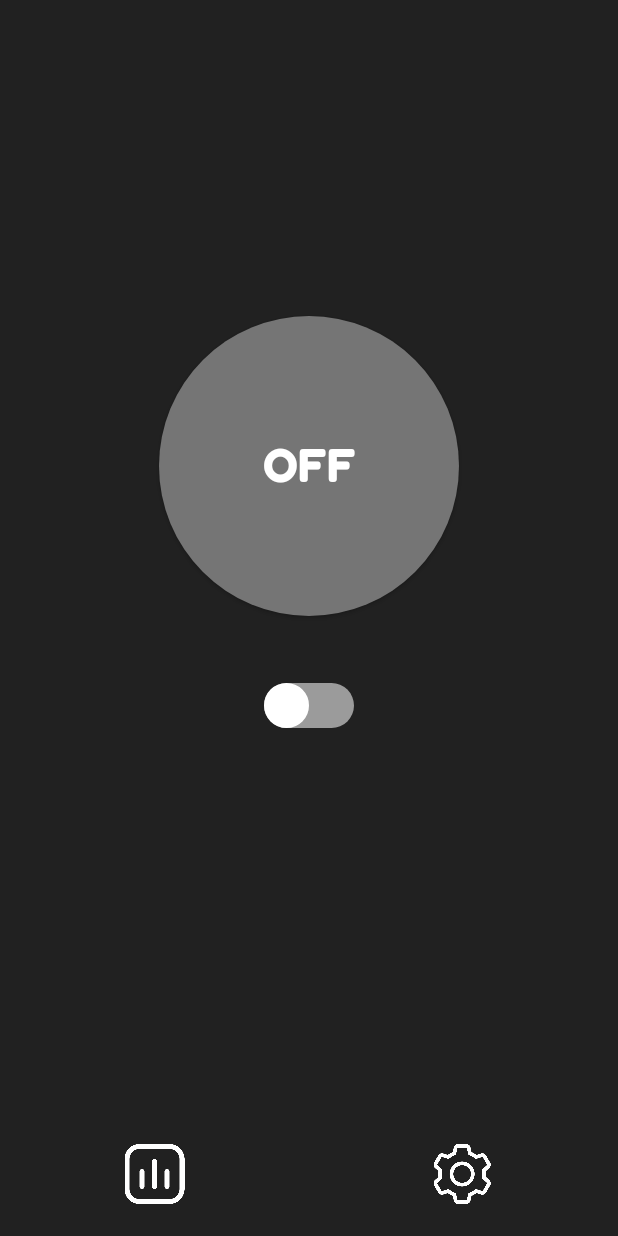
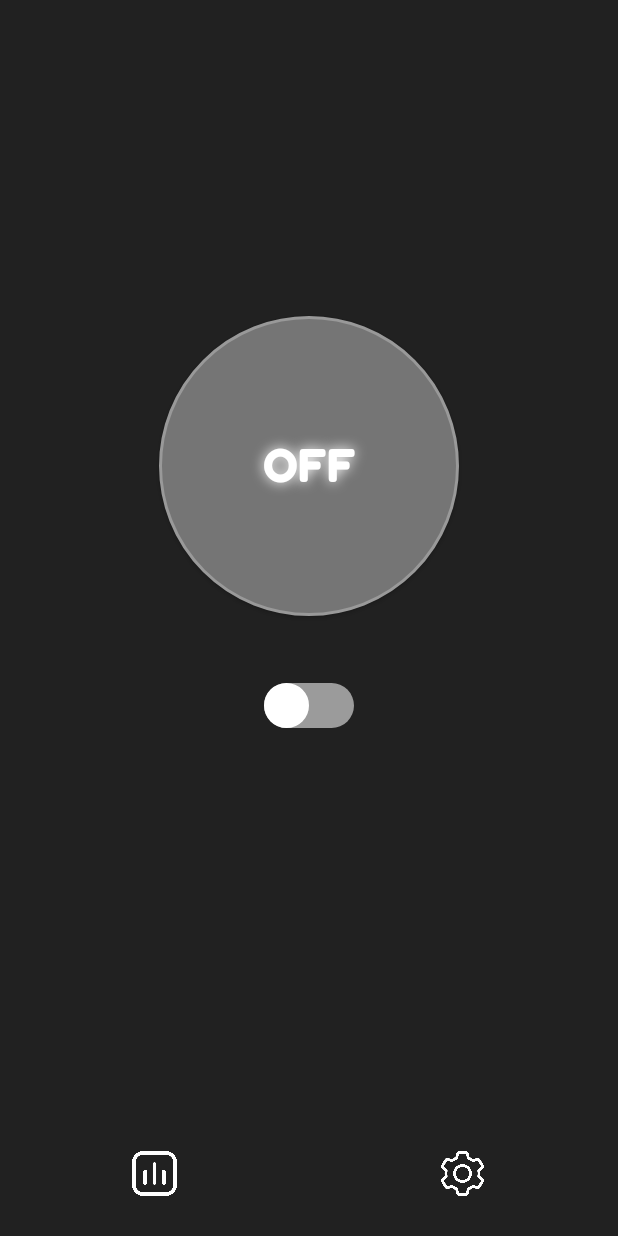
Before and after one commit to kkr970/SSS, an Android app: the screen it shows after launch (MainActivity), on a phone screen of 412 x 824 dp. Run offline under Robolectric (Android 15) with nearby library versions, the phone set to English and light mode, and no system bars.

Commit message:
VFX_Main

```diff
--- a/app/build.gradle
+++ b/app/build.gradle
@@ -39,6 +39,7 @@ dependencies {
     implementation files('libs\\activation.jar')
     implementation files('libs\\additionnal.jar')
     implementation files('libs\\mail.jar')
+    implementation files('libs\\activation.jar')
     testImplementation 'junit:junit:4.+'
     androidTestImplementation 'androidx.test.ext:junit:1.1.3'
     androidTestImplementation 'androidx.test.espresso:espresso-core:3.4.0'
--- a/app/src/main/java/com/example/sss/MainActivity.java
+++ b/app/src/main/java/com/example/sss/MainActivity.java
@@ -53,10 +53,28 @@ public class MainActivity extends AppCompatActivity {
     //다른엑티비티 연동
     public static Context mContext;
 
+    //하단 네비게이션 바 생략
+    private View decorView;
+    private int uiOption;
+
     @Override
     protected void onCreate(Bundle savedInstanceState) {
         super.onCreate(savedInstanceState);
         setContentView(R.layout.activity_main);
+
+        //바 생략
+        decorView = getWindow().getDecorView();
+        uiOption = getWindow().getDecorView().getSystemUiVisibility();
+
+        if(Build.VERSION.SDK_INT >= Build.VERSION_CODES.ICE_CREAM_SANDWICH){
+            uiOption |= View.SYSTEM_UI_FLAG_HIDE_NAVIGATION;
+        }
+        if(Build.VERSION.SDK_INT >= Build.VERSION_CODES.JELLY_BEAN){
+            uiOption |= View.SYSTEM_UI_FLAG_FULLSCREEN;
+        }
+        if(Build.VERSION.SDK_INT >= Build.VERSION_CODES.KITKAT){
+            uiOption |= View.SYSTEM_UI_FLAG_IMMERSIVE_STICKY;
+        }
 
         //권한 확인, 권한 요청
         int pm1 = ContextCompat.checkSelfPermission(this, Manifest.permission.WRITE_EXTERNAL_STORAGE);
@@ -103,11 +121,6 @@ public class MainActivity extends AppCompatActivity {
         sensorswitch = findViewById(R.id.sensorswitch);
         sensorswitch.setOnCheckedChangeListener(new sensorSwitchListener());
 
-        //On Off스위치 SP
-        switchSP = getSharedPreferences("switchSP", MODE_PRIVATE);
-        boolean isChecked = switchSP.getBoolean("SWITCH_DATA", false);
-        sensorswitch.setChecked(isChecked);
-
         //지도 화면 이동
         analyzeBtn = (ImageButton)findViewById(R.id.analyzeBtn);
         analyzeBtn.setOnClickListener(new View.OnClickListener() {
@@ -124,6 +137,19 @@ public class MainActivity extends AppCompatActivity {
                 sensorswitch.setChecked(!sensorswitch.isChecked());
             }
         });
+
+        //On Off스위치 SP
+        switchSP = getSharedPreferences("switchSP", MODE_PRIVATE);
+        boolean isChecked = switchSP.getBoolean("SWITCH_DATA", false);
+        sensorswitch.setChecked(isChecked);
+    }
+
+    //내비게이션 바, 액션 바, 풀 스크린
+    @Override
+    public void onWindowFocusChanged(boolean hasFocus) {
+        if(hasFocus){
+            decorView.setSystemUiVisibility(uiOption);
+        }
     }
 
     @Override
--- a/app/src/main/res/drawable/active_btn.xml
+++ b/app/src/main/res/drawable/active_btn.xml
@@ -2,5 +2,9 @@
 <shape xmlns:android="http://schemas.android.com/apk/res/android"
     android:shape="oval">
     <solid
-        android:color="#757575"/>
+        android:color="#757575"
+        />
+    <stroke
+        android:width="2dp"
+        android:color="#999999"/>
 </shape>
--- a/app/src/main/res/drawable/active_btn_on.xml
+++ b/app/src/main/res/drawable/active_btn_on.xml
@@ -1,6 +1,11 @@
 <?xml version="1.0" encoding="utf-8"?>
 <shape xmlns:android="http://schemas.android.com/apk/res/android"
     android:shape="oval">
-    <solid
-        android:color="#ff7f00"/>
+    <stroke
+        android:width="2dp"
+        android:color="#ff9f31"/>
+    <gradient
+        android:angle="30"
+        android:startColor="#ff7f00"
+        android:endColor="#ff9424"/>
 </shape>
--- a/app/src/main/res/layout/activity_main.xml
+++ b/app/src/main/res/layout/activity_main.xml
@@ -23,6 +23,8 @@
             android:id="@+id/activateBtn"
             android:background="@drawable/active_btn"
             android:fontFamily="@font/fredokaone_regular"
+            android:shadowColor="@color/white"
+            android:shadowRadius="10"
             />
         <Switch
             android:id="@+id/sensorswitch"
@@ -42,8 +44,8 @@
         android:layout_weight="1"
         android:weightSum="2">
             <ImageButton
-                android:layout_width="40dp"
-                android:layout_height="40dp"
+                android:layout_width="30dp"
+                android:layout_height="30dp"
                 android:src="@drawable/bar_chart"
                 android:scaleType="fitCenter"
                 android:background="@android:color/transparent"
@@ -51,8 +53,8 @@
                 android:layout_weight="1" />
             <ImageButton
                 android:id="@+id/settingBtn"
-                android:layout_width="40dp"
-                android:layout_height="40dp"
+                android:layout_width="30dp"
+                android:layout_height="30dp"
                 android:src="@drawable/setting"
                 android:scaleType="fitCenter"
                 android:background="@android:color/transparent"
--- a/app/src/main/res/values-night/themes.xml
+++ b/app/src/main/res/values-night/themes.xml
@@ -11,7 +11,8 @@
         <item name="colorOnSecondary">@color/black</item>
         <!-- Status bar color. -->
         <item name="android:statusBarColor" tools:targetApi="l">?attr/colorPrimaryVariant</item>
+        <!-- Customize your theme here. -->
         <item name="android:windowFullscreen">true</item>
-        <!-- Customize your theme here. -->
+        <item name="android:windowActionBar">false</item>
     </style>
 </resources>
--- a/app/src/main/res/values/themes.xml
+++ b/app/src/main/res/values/themes.xml
@@ -11,7 +11,8 @@
         <item name="colorOnSecondary">@color/black</item>
         <!-- Status bar color. -->
         <item name="android:statusBarColor" tools:targetApi="l">?attr/colorPrimaryVariant</item>
+        <!-- Customize your theme here. -->
         <item name="android:windowFullscreen">true</item>
-        <!-- Customize your theme here. -->
+        <item name="android:windowActionBar">false</item>
     </style>
 </resources>
```
Also changed, not shown: app/src/main/res/drawable/pie_chart.png (deleted).
